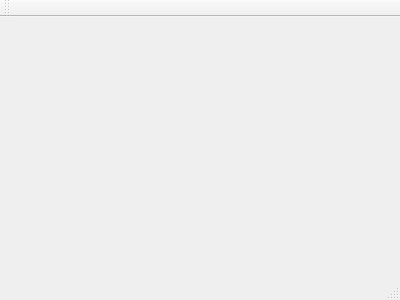
Above: qttestmainwindow.ui from ryanluedders/qt-test before the change. Below: the same form after it.
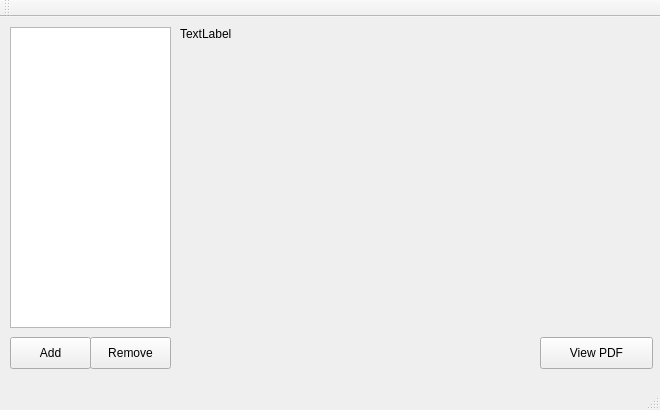
That is the form after the change.

Commit message: put together simple ui to start with

```diff
--- a/qttestmainwindow.ui
+++ b/qttestmainwindow.ui
@@ -1,24 +1,105 @@
 <ui version="4.0">
  <class>QtTestMainWindow</class>
- <widget class="QMainWindow" name="QtTestMainWindow" >
-  <property name="geometry" >
+ <widget class="QMainWindow" name="QtTestMainWindow">
+  <property name="geometry">
    <rect>
     <x>0</x>
     <y>0</y>
-    <width>400</width>
-    <height>300</height>
+    <width>660</width>
+    <height>410</height>
    </rect>
   </property>
   <property name="windowTitle" >
    <string>QtTestMainWindow</string>
   </property>
-  <widget class="QMenuBar" name="menuBar" />
-  <widget class="QToolBar" name="mainToolBar" />
-  <widget class="QWidget" name="centralWidget" />
-  <widget class="QStatusBar" name="statusBar" />
+  <widget class="QWidget" name="centralWidget">
+   <widget class="QListWidget" name="listFiles">
+    <property name="geometry">
+     <rect>
+      <x>10</x>
+      <y>10</y>
+      <width>161</width>
+      <height>301</height>
+     </rect>
+    </property>
+   </widget>
+   <widget class="QPushButton" name="buttonAdd">
+    <property name="geometry">
+     <rect>
+      <x>10</x>
+      <y>320</y>
+      <width>81</width>
+      <height>32</height>
+     </rect>
+    </property>
+    <property name="text">
+     <string>Add</string>
+    </property>
+   </widget>
+   <widget class="QPushButton" name="buttonRemove">
+    <property name="geometry">
+     <rect>
+      <x>90</x>
+      <y>320</y>
+      <width>81</width>
+      <height>32</height>
+     </rect>
+    </property>
+    <property name="text">
+     <string>Remove</string>
+    </property>
+   </widget>
+   <widget class="QLabel" name="labelInfo">
+    <property name="geometry">
+     <rect>
+      <x>180</x>
+      <y>10</y>
+      <width>471</width>
+      <height>61</height>
+     </rect>
+    </property>
+    <property name="text">
+     <string>TextLabel</string>
+    </property>
+    <property name="alignment">
+     <set>Qt::AlignLeading|Qt::AlignLeft|Qt::AlignTop</set>
+    </property>
+   </widget>
+   <widget class="QPushButton" name="buttonViewPdf">
+    <property name="geometry">
+     <rect>
+      <x>540</x>
+      <y>320</y>
+      <width>113</width>
+      <height>32</height>
+     </rect>
+    </property>
+    <property name="text">
+     <string>View PDF</string>
+    </property>
+   </widget>
+  </widget>
+  <widget class="QMenuBar" name="menuBar">
+   <property name="geometry">
+    <rect>
+     <x>0</x>
+     <y>0</y>
+     <width>660</width>
+     <height>22</height>
+    </rect>
+   </property>
+  </widget>
+  <widget class="QToolBar" name="mainToolBar">
+   <attribute name="toolBarArea">
+    <enum>TopToolBarArea</enum>
+   </attribute>
+   <attribute name="toolBarBreak">
+    <bool>false</bool>
+   </attribute>
+  </widget>
+  <widget class="QStatusBar" name="statusBar"/>
  </widget>
- <layoutDefault spacing="6" margin="11" />
- <pixmapfunction></pixmapfunction>
+ <layoutdefault spacing="6" margin="11"/>
  <resources/>
  <connections/>
 </ui>
```
Left out of the diff: 3 changed lines with no effect on the pictures. The commit also changes 2 other files.
